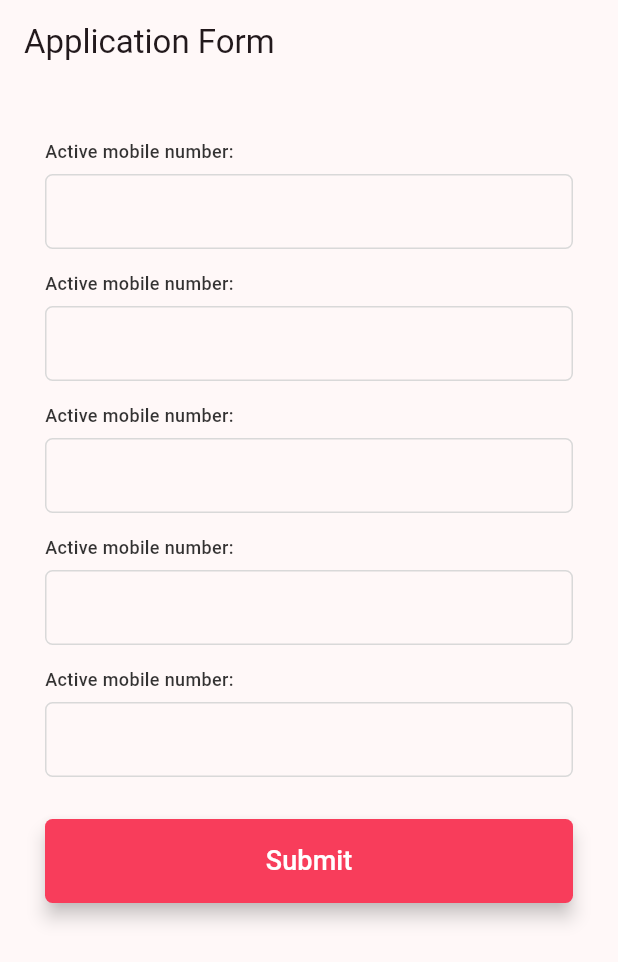
After one commit to PriyangshuJS/AvizHealthCareHospital, a Flutter app: the screen it shows after launch, on a phone screen of 412 x 824 dp. The commit adds this screen. Shown: the top 962 px of the screen. Run offline on Flutter 3.47's test engine with Material 2 defaults, Android fonts, the phone set to English and light mode, and no system bars; missing offline and left inert: flutter_calendar_week; Roboto replaces fonts that are missing (Poppins).

Commit message:
Before Firebase

```diff
--- a/lib/main.dart
+++ b/lib/main.dart
@@ -1,4 +1,5 @@
 import 'package:avizhealthcarehospital/screen/Analytics.dart';
+import 'package:avizhealthcarehospital/screen/aplicationForm.dart';
 import 'package:avizhealthcarehospital/screen/main_page.dart';
 import 'package:avizhealthcarehospital/screen/userActivity.dart';
 import 'package:avizhealthcarehospital/screen/user_health.dart';
@@ -24,7 +25,7 @@ class MyApp extends StatelessWidget {
         colorScheme: ColorScheme.fromSeed(seedColor: Colors.black),
         useMaterial3: true,
       ),
-      home: UserHealth(),
+      home: AplicationForm(),
     );
   }
 }
--- /dev/null
+++ b/lib/screen/aplicationForm.dart
@@ -0,0 +1,105 @@
+import 'package:avizhealthcarehospital/widgets/conformButton.dart';
+import 'package:flutter/material.dart';
+//import 'package:firebase_database/firebase_database.dart';
+
+class AplicationForm extends StatefulWidget {
+  const AplicationForm({Key? key}) : super(key: key);
+
+  @override
+  _AplicationFormState createState() => _AplicationFormState();
+}
+
+class _AplicationFormState extends State<AplicationForm> {
+  // final DatabaseReference _database = FirebaseDatabase.instance.reference();
+  final TextEditingController _field1Controller = TextEditingController();
+  final TextEditingController _field2Controller = TextEditingController();
+  final TextEditingController _field3Controller = TextEditingController();
+  final TextEditingController _field4Controller = TextEditingController();
+  final TextEditingController _field5Controller = TextEditingController();
+
+  // void _submitForm() {
+  //   // Upload data to Firebase
+  //   _database.child('applications').push().set({
+  //     'field1': _field1Controller.text,
+  //     'field2': _field2Controller.text,
+  //     'field3': _field3Controller.text,
+  //     'field4': _field4Controller.text,
+  //     'field5': _field5Controller.text,
+  //   });
+
+  //   // Clear text controllers after submitting
+  //   _field1Controller.clear();
+  //   _field2Controller.clear();
+  //   _field3Controller.clear();
+  //   _field4Controller.clear();
+  //   _field5Controller.clear();
+  // }
+
+  @override
+  Widget build(BuildContext context) {
+    return Scaffold(
+      appBar: AppBar(
+        title: Text('Application Form'),
+      ),
+      body: SingleChildScrollView(
+        child: Padding(
+          padding: const EdgeInsets.all(30),
+          child: Column(
+            children: [
+              _buildTextFieldWithLabel(
+                  'Active mobile number:', _field1Controller),
+              _buildTextFieldWithLabel(
+                  'Active mobile number:', _field2Controller),
+              _buildTextFieldWithLabel(
+                  'Active mobile number:', _field3Controller),
+              _buildTextFieldWithLabel(
+                  'Active mobile number:', _field4Controller),
+              _buildTextFieldWithLabel(
+                  'Active mobile number:', _field5Controller),
+              SizedBox(height: 20),
+              ConformButton(conformText: "Submit")
+            ],
+          ),
+        ),
+      ),
+    );
+  }
+
+  Widget _buildTextFieldWithLabel(
+      String label, TextEditingController controller) {
+    return Container(
+      margin: EdgeInsets.symmetric(vertical: 8),
+      child: Column(
+        crossAxisAlignment: CrossAxisAlignment.start,
+        children: [
+          Text(
+            label,
+            style: TextStyle(
+              color: Colors.black.withOpacity(0.800000011920929),
+              fontSize: 12,
+              fontFamily: 'Poppins',
+              fontWeight: FontWeight.w500,
+              height: 0,
+            ),
+          ),
+          SizedBox(height: 8),
+          Container(
+            decoration: ShapeDecoration(
+              shape: RoundedRectangleBorder(
+                side: BorderSide(width: 1, color: Color(0xFFD9D9D9)),
+                borderRadius: BorderRadius.circular(5),
+              ),
+            ),
+            child: TextFormField(
+              controller: controller,
+              decoration: InputDecoration(
+                contentPadding: EdgeInsets.symmetric(horizontal: 10),
+                border: InputBorder.none,
+              ),
+            ),
+          ),
+        ],
+      ),
+    );
+  }
+}
```
